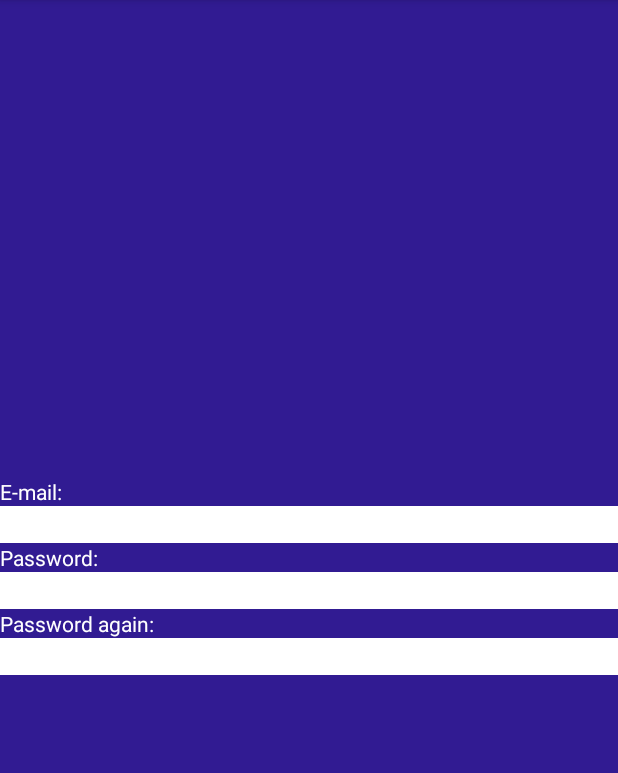
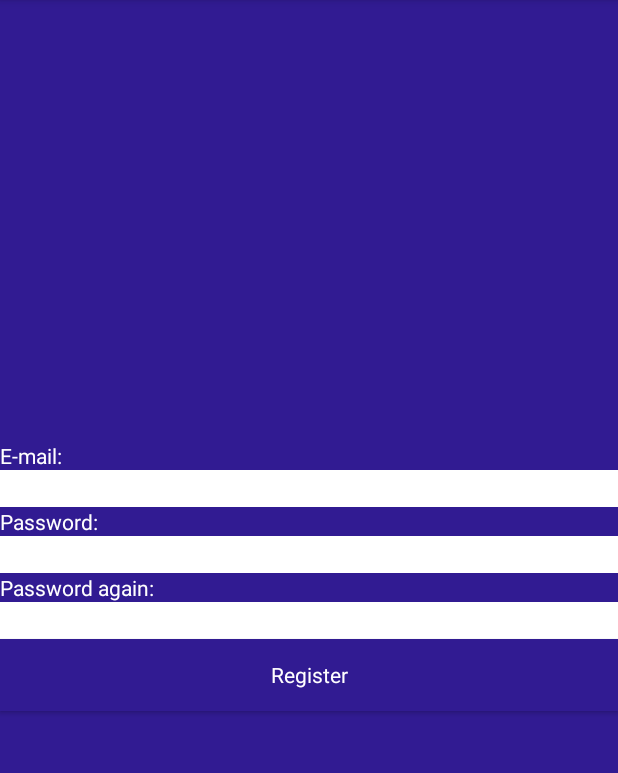
Before and after one commit to sunsugar219/UNIDEB_2019_1_1_GamersConnect, an Android app: the fragment RegisterFragment shown on its own in the app's theme, on a phone screen of 412 x 824 dp, the part 84-857 px from its top. Run offline under Robolectric (Android 15) with nearby library versions, the light colour scheme and no system bars.

Commit message:
Register button hozzáadva a fragment_register.xml fájlhoz

```diff
--- a/GamersConnect/app/src/main/res/layout/fragment_register.xml
+++ b/GamersConnect/app/src/main/res/layout/fragment_register.xml
@@ -74,4 +74,12 @@
             android:ems="10"
             android:inputType="textPassword" />
     </LinearLayout>
+
+    <Button
+        android:id="@+id/register_button"
+        style="@style/Text"
+        android:layout_width="match_parent"
+        android:layout_height="wrap_content"
+        android:background="@color/colorPrimaryDark"
+        android:text="@string/registertext" />
 </LinearLayout>
```
